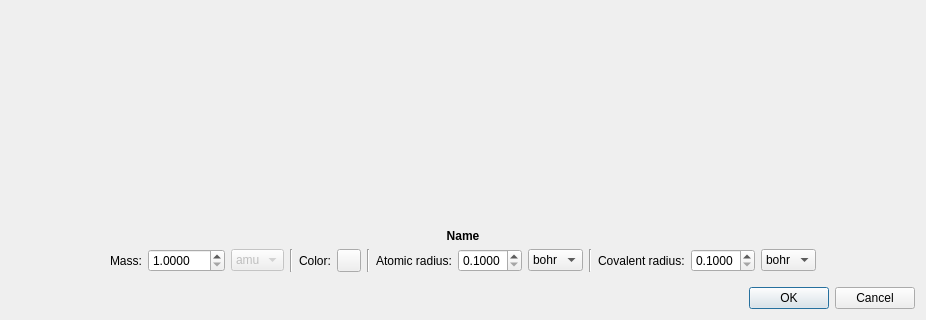
The window that mendeleev.ui (piti-diablotin/qAgate) describes before a commit, drawn with Qt 5; both pictures show x 0 to 926 and y 215 to 535 of the 926 by 535 pixel window.
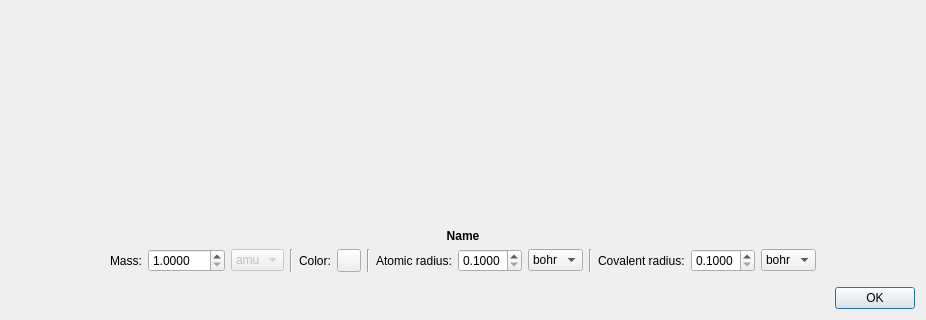
The same window after the commit. Custom widgets are drawn as their Qt base class.

What changed in the file:
```diff
--- a/mendeleev.ui
+++ b/mendeleev.ui
@@ -634,7 +634,7 @@
       <enum>Qt::Horizontal</enum>
      </property>
      <property name="standardButtons">
-      <set>QDialogButtonBox::Cancel|QDialogButtonBox::Ok</set>
+      <set>QDialogButtonBox::Ok</set>
      </property>
     </widget>
    </item>
```
